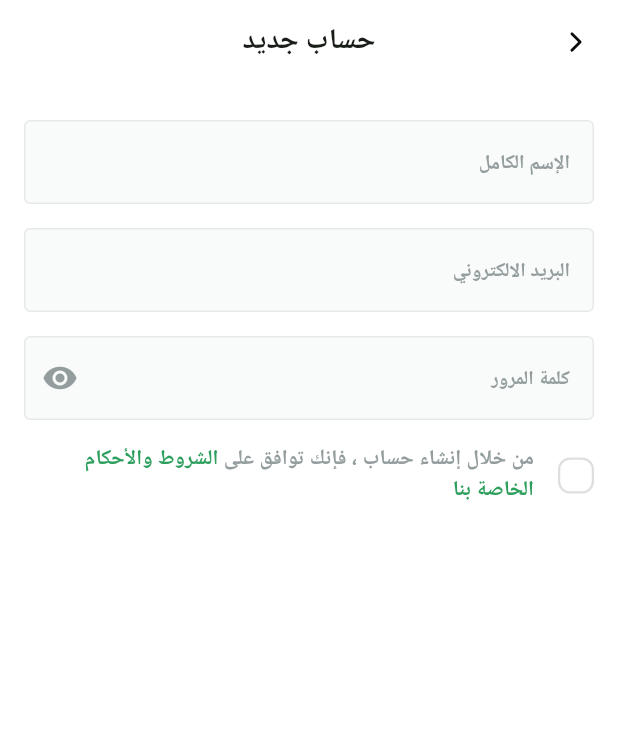
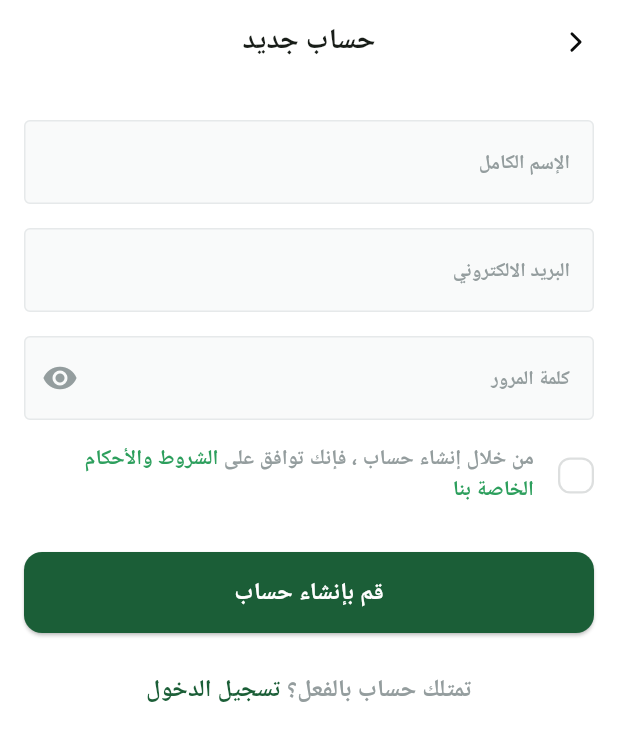
Before and after one commit to HamzaAlwajeeh/Fruits-Hub, a Flutter app: the screen it shows after launch, after a tap on "تخط", after a tap on "قم بإنشاء حساب", on a phone screen of 412 x 824 dp. Shown: the top 741 px of the screen. Run offline on Flutter 3.47's test engine with Material 3 defaults, Android fonts, the phone set to English and light mode, and no system bars; our stand-ins replace dots_indicator, flutter_svg, shared_preferences.

Commit message:
Update auth UI and add account navigation

```diff
--- a/lib/Features/auth/presentation/views/login_view.dart
+++ b/lib/Features/auth/presentation/views/login_view.dart
@@ -11,7 +11,7 @@ class LoginView extends StatelessWidget {
     return Scaffold(
       appBar: customAppBar(
         context: context,
-        title: S.of(context).Login,
+        title: S.of(context).SignIn,
         isFirstPage: true,
       ),
       body: LoginViewBody(),
--- /dev/null
+++ b/lib/Features/auth/presentation/views/widgets/already_have_an_account_text.dart
@@ -0,0 +1,32 @@
+import 'package:flutter/material.dart';
+import 'package:fruits_hub/core/utils/app_colors.dart';
+import 'package:fruits_hub/core/utils/app_text_styles.dart';
+import 'package:fruits_hub/generated/l10n.dart';
+
+class AlreadyHaveAnAccountText extends StatelessWidget {
+  const AlreadyHaveAnAccountText({super.key});
+
+  @override
+  Widget build(BuildContext context) {
+    return Row(
+      mainAxisAlignment: MainAxisAlignment.center,
+      children: [
+        Text(
+          S.of(context).AlreadyHaveAnAccount,
+          style: TextStyles.semiBold16.copyWith(color: AppColors.textgreyColor),
+        ),
+        GestureDetector(
+          onTap: () {
+            Navigator.of(context).pop();
+          },
+          child: Text(
+            S.of(context).SignIn,
+            style: TextStyles.semiBold16.copyWith(
+              color: AppColors.primaryColor,
+            ),
+          ),
+        ),
+      ],
+    );
+  }
+}
--- a/lib/Features/auth/presentation/views/widgets/login_view_body.dart
+++ b/lib/Features/auth/presentation/views/widgets/login_view_body.dart
@@ -42,7 +42,7 @@ class LoginViewBody extends StatelessWidget {
               ),
             ),
             const SizedBox(height: 33),
-            CustomButton(onPressed: () {}, text: S.of(context).Login),
+            CustomButton(onPressed: () {}, text: S.of(context).SignIn),
             const SizedBox(height: 33),
             DontHaveAnAccountText(),
             const SizedBox(height: 28),
--- a/lib/Features/auth/presentation/views/widgets/sign_up_view_body.dart
+++ b/lib/Features/auth/presentation/views/widgets/sign_up_view_body.dart
@@ -1,8 +1,10 @@
 import 'package:flutter/material.dart';
+import 'package:fruits_hub/Features/auth/presentation/views/widgets/already_have_an_account_text.dart';
 import 'package:fruits_hub/Features/auth/presentation/views/widgets/custom_tearms_and_conditions.dart';
 import 'package:fruits_hub/Features/auth/presentation/views/widgets/custom_text_form_field.dart';
 import 'package:fruits_hub/core/constants/constants.dart';
 import 'package:fruits_hub/core/utils/app_colors.dart';
+import 'package:fruits_hub/core/widgets/custom_button.dart';
 import 'package:fruits_hub/generated/l10n.dart';
 
 class SignUpViewBody extends StatelessWidget {
@@ -36,6 +38,10 @@ class SignUpViewBody extends StatelessWidget {
             ),
             const SizedBox(height: 16),
             CustomTearmsAndConditions(),
+            const SizedBox(height: 30),
+            CustomButton(onPressed: () {}, text: S.of(context).SignUp),
+            const SizedBox(height: 26),
+            AlreadyHaveAnAccountText(),
           ],
         ),
       ),
--- a/lib/Features/auth/presentation/views/widgets/tearms_and_conditions_text.dart
+++ b/lib/Features/auth/presentation/views/widgets/tearms_and_conditions_text.dart
@@ -17,7 +17,13 @@ class TearmsAndConditionsText extends StatelessWidget {
             ),
           ),
           TextSpan(
-            text: 'الشروط والأحكام الخاصة بنا',
+            text: 'الشروط والأحكام ',
+            style: TextStyles.semiBold14.copyWith(
+              color: AppColors.lightprimaryColor,
+            ),
+          ),
+          TextSpan(
+            text: 'الخاصة بنا',
             style: TextStyles.semiBold14.copyWith(
               color: AppColors.lightprimaryColor,
             ),
--- a/lib/l10n/intl_ar.arb
+++ b/lib/l10n/intl_ar.arb
@@ -9,7 +9,7 @@
     "onBoarding_2_SubTitle" : "نقدم لك أفضل الفواكه المختارة بعناية. اطلع على التفاصيل والصور والتقييمات لتتأكد من اختيار الفاكهة المثالية",
     "onBoardingButton" : "ابدأ الان",
 
-    "Login" : "تسجيل الدخول",
+    "SignIn" : "تسجيل الدخول",
     "Email" : "البريد الالكتروني",
     "Password" : "كلمة المرور",
     "ForgotPassword" : "نسيت كلمة المرور؟ ",
@@ -21,5 +21,6 @@
     "ContinueWithFacebook" : "تسجيل بواسطة فيسبوك",
 
     "NewAccount" : "حساب جديد",
-    "FullName" : "الإسم الكامل"
+    "FullName" : "الإسم الكامل",
+    "AlreadyHaveAnAccount" : "تمتلك حساب بالفعل؟ "
 }
--- a/lib/l10n/intl_en.arb
+++ b/lib/l10n/intl_en.arb
@@ -8,7 +8,7 @@
     "onBoarding_2_SubTitle" : "We offer you the finest, carefully selected fruits. Check out the details, photos, and reviews to make sure you're choosing the perfect fruit.",
     "onBoardingButton" : "Get Started",
 
-    "Login" : "Login",
+    "SignIn" : "SignIn",
     "Email" : "Email",
     "Password" : "Password",
     "ForgotPassword" : "Forgot Your Password? ",
@@ -20,6 +20,7 @@
     "ContinueWithFacebook" : "Continue with Facebook",
 
     "NewAccount" : "New Account",
-    "FullName" : "Full Name"
+    "FullName" : "Full Name",
+    "AlreadyHaveAnAccount" : "Already have an account? "
 
 }
```
Also changed, not shown: lib/generated/intl/messages_ar.dart, lib/generated/intl/messages_en.dart, lib/generated/l10n.dart.
